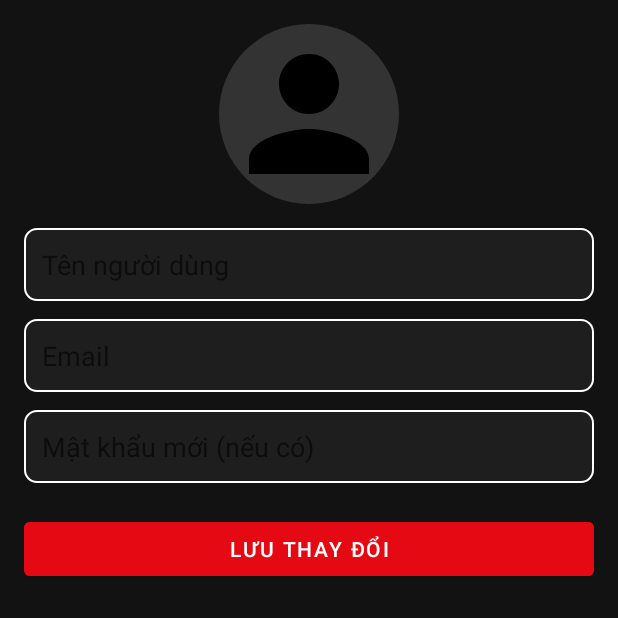
After one commit to M2K1423/movieapp, an Android app: the EditProfile screen opened directly, with no data from a screen before it, on a phone screen of 412 x 824 dp, the top half of it. The commit adds this screen. Run offline under Robolectric (Android 15) with nearby library versions, the phone set to English and light mode, and no system bars; network calls fail.

Commit message:
UI edit profile

```diff
--- a/app/build.gradle
+++ b/app/build.gradle
@@ -5,12 +5,12 @@ plugins {
 
 android {
     namespace 'com.example.movieapp'
-    compileSdk 34
+    compileSdk 35
 
     defaultConfig {
         applicationId "com.example.movieapp"
         minSdk 24
-        targetSdk 34
+        targetSdk 35
         versionCode 1
         versionName "1.0"
 
@@ -46,6 +46,7 @@ dependencies {
 
     // Glide | Image loading
     implementation 'com.github.bumptech.glide:glide:4.15.0'
+    implementation 'androidx.activity:activity:1.10.1'
     annotationProcessor 'com.github.bumptech.glide:compiler:4.15.0'
 
     // YouTube Player
--- a/app/src/main/java/com/example/movieapp/Utils/AppCredentials.java
+++ b/app/src/main/java/com/example/movieapp/Utils/AppCredentials.java
@@ -1,6 +1,6 @@
 package com.example.movieapp.Utils;
 
 public class AppCredentials {
-//    public static final String BASE_URL = "https://apiserver-1-ooid.onrender.com/api/"; // Spring Boot API
-public static final String BASE_URL = "http://10.0.2.2:8081/api/";
+    public static final String BASE_URL = "https://apiserver-1-ooid.onrender.com/api/"; // Spring Boot API
+//public static final String BASE_URL = "http://10.0.2.2:8081/api/";
 }
--- /dev/null
+++ b/app/src/main/java/com/example/movieapp/activity/EditProfile.java
@@ -0,0 +1,13 @@
+package com.example.movieapp.activity;
+
+import android.os.Bundle;
+import androidx.appcompat.app.AppCompatActivity;
+import com.example.movieapp.R;
+
+public class EditProfile extends AppCompatActivity {
+    @Override
+    protected void onCreate(Bundle savedInstanceState) {
+        super.onCreate(savedInstanceState);
+        setContentView(R.layout.activity_edit_profile); // XML bạn đã tạo trước đó
+    }
+}
--- a/app/src/main/java/com/example/movieapp/activity/MainActivity.java
+++ b/app/src/main/java/com/example/movieapp/activity/MainActivity.java
@@ -84,7 +84,7 @@ public class MainActivity extends AppCompatActivity implements OnMovieListener {
         List<BannerItem> banners = new ArrayList<>();
         banners.add(new BannerItem(R.drawable.wide));
         banners.add(new BannerItem(R.drawable.wide1));
-//        banners.add(new BannerItem(R.drawable.wide3));
+        banners.add(new BannerItem(R.drawable.wide3));
 
 // Gắn adapter
         BannerAdapter bannerAdapter = new BannerAdapter(banners);
--- /dev/null
+++ b/app/src/main/res/drawable/circle_bg.xml
@@ -0,0 +1,5 @@
+<!-- res/drawable/circle_bg.xml -->
+<shape xmlns:android="http://schemas.android.com/apk/res/android"
+    android:shape="oval">
+    <solid android:color="#333333"/>
+</shape>
--- /dev/null
+++ b/app/src/main/res/drawable/edittext_bg.xml
@@ -0,0 +1,6 @@
+<!-- res/drawable/edittext_bg.xml -->
+<shape xmlns:android="http://schemas.android.com/apk/res/android">
+    <solid android:color="#1E1E1E"/>
+    <corners android:radius="8dp"/>
+    <stroke android:width="1dp" android:color="#ffffff"/>
+</shape>
--- /dev/null
+++ b/app/src/main/res/layout/activity_edit_profile.xml
@@ -0,0 +1,68 @@
+<?xml version="1.0" encoding="utf-8"?>
+<ScrollView xmlns:android="http://schemas.android.com/apk/res/android"
+    android:layout_width="match_parent"
+    android:layout_height="match_parent"
+    android:padding="16dp"
+    android:background="#121212">
+
+    <LinearLayout
+        android:orientation="vertical"
+        android:layout_width="match_parent"
+        android:layout_height="wrap_content">
+
+        <!-- Avatar -->
+        <ImageView
+            android:id="@+id/imgAvatar"
+            android:layout_width="120dp"
+            android:layout_height="120dp"
+            android:layout_gravity="center"
+            android:layout_marginBottom="16dp"
+            android:src="@drawable/ic_profile_placeholder"
+            android:background="@drawable/circle_bg"
+            android:scaleType="centerCrop" />
+
+        <!-- Username -->
+        <EditText
+            android:id="@+id/edtUsername"
+            android:hint="Tên người dùng"
+            android:textColor="#FFFFFF"
+            android:layout_width="match_parent"
+            android:layout_height="wrap_content"
+            android:padding="12dp"
+            android:background="@drawable/edittext_bg"/>
+
+        <!-- Email -->
+        <EditText
+            android:id="@+id/edtEmail"
+            android:hint="Email"
+            android:inputType="textEmailAddress"
+            android:textColor="#FFFFFF"
+            android:layout_width="match_parent"
+            android:layout_height="wrap_content"
+            android:padding="12dp"
+            android:layout_marginTop="12dp"
+            android:background="@drawable/edittext_bg"/>
+
+        <!-- Mật khẩu -->
+        <EditText
+            android:id="@+id/edtPassword"
+            android:hint="Mật khẩu mới (nếu có)"
+            android:inputType="textPassword"
+            android:textColor="#FFFFFF"
+            android:layout_width="match_parent"
+            android:layout_height="wrap_content"
+            android:padding="12dp"
+            android:layout_marginTop="12dp"
+            android:background="@drawable/edittext_bg"/>
+
+        <!-- Nút Lưu -->
+        <Button
+            android:id="@+id/btnSave"
+            android:text="Lưu thay đổi"
+            android:layout_width="match_parent"
+            android:layout_height="wrap_content"
+            android:layout_marginTop="20dp"
+            android:backgroundTint="#E50914"
+            android:textColor="#FFFFFF"/>
+    </LinearLayout>
+</ScrollView>
```
Also changed, not shown: app/src/main/AndroidManifest.xml (+11 -13 lines), app/src/main/java/com/example/movieapp/activity/LoginActivity.java (+6 -1 lines), app/src/main/java/com/example/movieapp/activity/ProfileActivity.java (+26 -0 lines), app/src/main/res/drawable/button_red.xml (added, +15 -0 lines), app/src/main/res/drawable/input_focus_bg.xml (added, +17 -0 lines).
